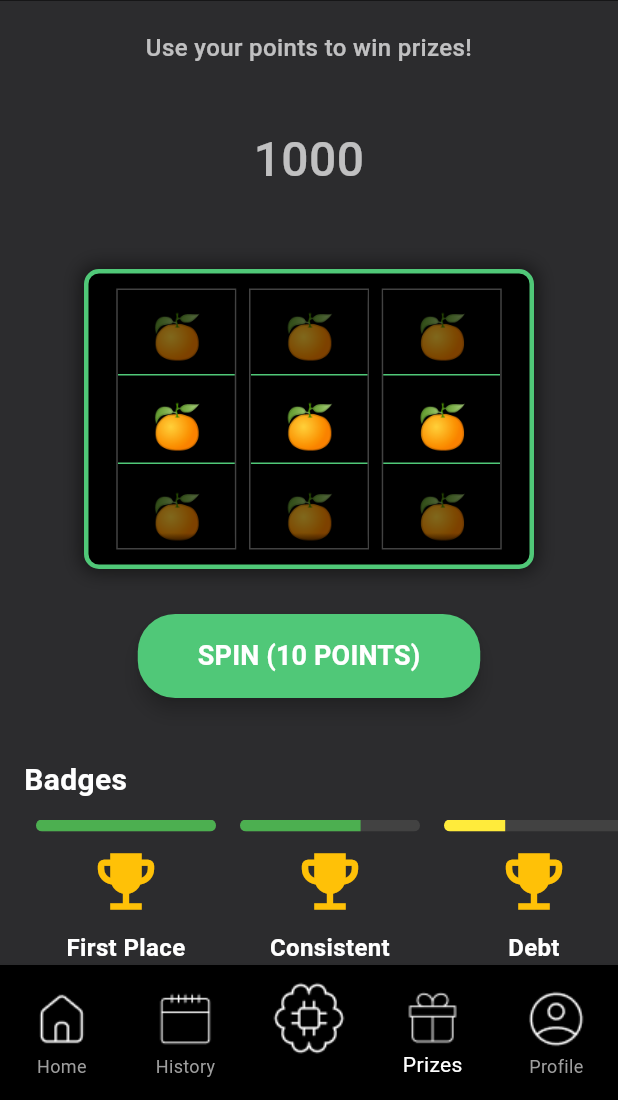
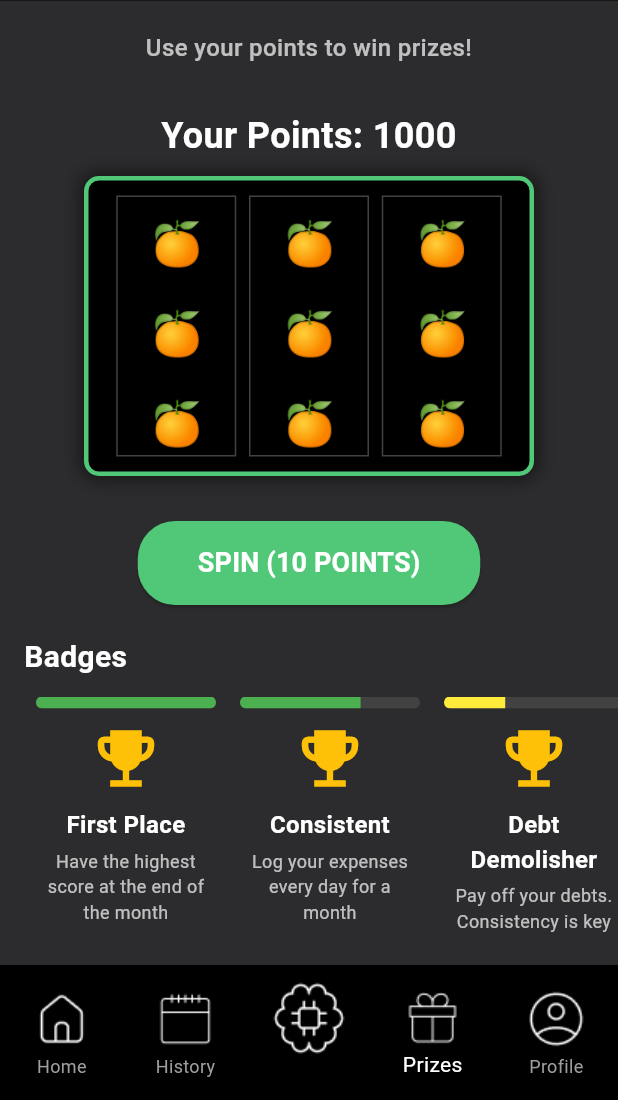
Before and after one commit to petrg01/UNIHACK-TECHNIK, a Flutter app: the screen it shows after launch, item 4 of the bottom bar chosen, on a phone screen of 412 x 824 dp, the part 136-1236 px from its top. Run offline on Flutter 3.47's test engine with Material 3 defaults, Android fonts, the phone set to English and light mode, and no system bars; our stand-ins replace auto_size_text, fl_chart, flutter_dotenv, image_picker, shared_preferences, smooth_page_indicator and 1 more; accounts and stored records are empty.

Commit message:
fixed slot machine

```diff
--- a/lib/screens/prize_draw_screen.dart
+++ b/lib/screens/prize_draw_screen.dart
@@ -100,18 +100,6 @@ Widget build(BuildContext context) {
                         textAlign: TextAlign.center,
                       ),
                     ),
-                  Padding(
-                    padding: EdgeInsets.symmetric(horizontal: 16, vertical: 20),
-                    child: Text(
-                      "${points}",
-                      style: TextStyle(
-                        color: Colors.white70,
-                        fontSize: 32,
-                        fontWeight: FontWeight.w500,
-                      ),
-                      textAlign: TextAlign.center,
-                    ),
-                  ),
                     SlotMachineWidget(
                       onWin: _handleWin,
                     ),
@@ -157,5 +145,4 @@ Widget build(BuildContext context) {
       ),
     );
   }
-
 }
--- a/lib/widgets/slot_machine_widget.dart
+++ b/lib/widgets/slot_machine_widget.dart
@@ -1,13 +1,10 @@
 import 'package:flutter/material.dart';
 import '../globals.dart';
-import 'dart:async';
 import 'dart:math';
-
-import 'package:technik/widgets/header_widget.dart';
 
 class SlotMachineWidget extends StatefulWidget {
   final Function(int) onWin;
-  // initialCredits parameter is no longer used since we rely on global points.
+
   const SlotMachineWidget({
     Key? key,
     required this.onWin,
@@ -21,20 +18,14 @@ class _SlotMachineWidgetState extends State<SlotMachineWidget> with TickerProvid
   final List<String> symbols = ['🍒', '🍋', '🍊', '🍇', '🔔', '💎', '7️⃣'];
   final int reelCount = 3;
 
-  // For smooth spinning animation
   List<List<String>> reelStrips = [];
   List<ScrollController> scrollControllers = [];
   List<AnimationController> animControllers = [];
-  List<Animation<double>> animations = [];
-
-  // Final landing positions for each reel
   List<List<int>> finalSymbolIndices = [];
 
   bool isSpinning = false;
-
-  // Constants for animation
   final double symbolHeight = 60.0;
-  final int symbolsPerReel = 20; // Virtual strip length
+  final int symbolsPerReel = 20;
 
   @override
   void initState() {
@@ -43,7 +34,6 @@ class _SlotMachineWidgetState extends State<SlotMachineWidget> with TickerProvid
   }
 
   void _initializeReels() {
-    // Create longer virtual strips for each reel with repeated symbols
     reelStrips = List.generate(reelCount, (_) {
       List<String> strip = [];
       for (int i = 0; i < symbolsPerReel; i++) {
@@ -52,66 +42,48 @@ class _SlotMachineWidgetState extends State<SlotMachineWidget> with TickerProvid
       return strip;
     });
 
-    // Initialize scroll controllers for each reel
     scrollControllers = List.generate(
       reelCount,
-      (_) => ScrollController(initialScrollOffset: (symbolsPerReel - 3) * symbolHeight)
+      (_) => ScrollController(initialScrollOffset: (symbolsPerReel - 3) * symbolHeight),
     );
 
-    // Initialize animation controllers with staggered durations
     animControllers = List.generate(reelCount, (index) =>
       AnimationController(
         vsync: this,
-        duration: Duration(milliseconds: 2000 + (500 * index)), // Staggered durations
+        duration: Duration(milliseconds: 2000 + (500 * index)),
       )
     );
 
-    // Set up curved animations for a realistic slot machine effect
-    animations = animControllers.map((controller) =>
-      CurvedAnimation(
-        parent: controller,
-        curve: Curves.easeInOutBack,
-      )
-    ).toList();
-
-    // Generate initial landing positions
     finalSymbolIndices = List.generate(
       reelCount,
-      (_) => List.generate(3, (_) => Random().nextInt(symbols.length))
+      (_) => List.generate(3, (_) => Random().nextInt(symbols.length)),
     );
   }
 
   void _spin() {
-    // Use global points instead of a local credits variable.
     if (points < 10 || isSpinning) return;
 
-    print(points);
-
     setState(() {
-      points -= 10; // Deduct spin cost from global points
+      points -= 10;
       isSpinning = true;
     });
 
-    // Determine the final symbols for each reel
     List<List<int>> newFinalIndices = List.generate(
       reelCount,
-      (_) => List.generate(3, (_) => Random().nextInt(symbols.length))
+      (_) => List.generate(3, (_) => Random().nextInt(symbols.length)),
     );
 
-    // Update the reel strips to ensure our final symbols will be visible
     for (int i = 0; i < reelCount; i++) {
       for (int j = 0; j < 3; j++) {
         reelStrips[i][j] = symbols[newFinalIndices[i][j]];
       }
     }
 
-    // Reset animations and scroll positions
     for (int i = 0; i < reelCount; i++) {
       animControllers[i].reset();
       scrollControllers[i].jumpTo((symbolsPerReel - 3) * symbolHeight);
     }
 
-    // Start animations with staggered delays
     for (int i = 0; i < reelCount; i++) {
       final controller = animControllers[i];
       final scrollController = scrollControllers[i];
@@ -127,7 +99,6 @@ class _SlotMachineWidgetState extends State<SlotMachineWidget> with TickerProvid
           }
         });
 
-        // Update scroll position as the animation runs.
         controller.addListener(() {
           double maxScroll = (symbolsPerReel - 3) * symbolHeight;
           double scrollPosition = maxScroll * (1 - controller.value);
@@ -138,10 +109,9 @@ class _SlotMachineWidgetState extends State<SlotMachineWidget> with TickerProvid
   }
 
   void _checkWin() {
-    // Get symbols at the payline (middle position)
     List<String> paylineSymbols = List.generate(
       reelCount,
-      (i) => symbols[finalSymbolIndices[i][1]]
+      (i) => symbols[finalSymbolIndices[i][1]],
     );
 
     if (paylineSymbols.every((symbol) => symbol == paylineSymbols[0])) {
@@ -154,21 +124,9 @@ class _SlotMachineWidgetState extends State<SlotMachineWidget> with TickerProvid
     } else if (paylineSymbols.where((symbol) => symbol == '💎').length >= 2) {
       _awardWin(30);
       _showWinDialog("Nice! Two or more diamonds!", 30);
-    } else {
-      bool hasPair = false;
-      for (int i = 0; i < paylineSymbols.length - 1; i++) {
-        for (int j = i + 1; j < paylineSymbols.length; j++) {
-          if (paylineSymbols[i] == paylineSymbols[j]) {
-            hasPair = true;
-            break;
-          }
-        }
-      }
-
-      if (hasPair) {
-        _awardWin(15);
-        _showWinDialog("You got a pair!", 15);
-      }
+    } else if (paylineSymbols.toSet().length < paylineSymbols.length) {
+      _awardWin(15);
+      _showWinDialog("You got a pair!", 15);
     }
   }
 
@@ -187,7 +145,7 @@ class _SlotMachineWidgetState extends State<SlotMachineWidget> with TickerProvid
 
   void _awardWin(int amount) {
     setState(() {
-      points += amount; // Add win amount to global points
+      points += amount;
     });
     widget.onWin(amount);
   }
@@ -204,7 +162,7 @@ class _SlotMachineWidgetState extends State<SlotMachineWidget> with TickerProvid
             children: [
               Text(message, style: TextStyle(color: Colors.white)),
               SizedBox(height: 10),
-              Text("$amount credits", style: TextStyle(fontSize: 24, fontWeight: FontWeight.bold, color: Colors.white)),
+              Text("$amount points", style: TextStyle(fontSize: 24, fontWeight: FontWeight.bold, color: Colors.white)),
             ],
           ),
           actions: [
@@ -229,63 +187,6 @@ class _SlotMachineWidgetState extends State<SlotMachineWidget> with TickerProvid
       controller.dispose();
     }
     super.dispose();
-  }
-
-  @override
-  Widget build(BuildContext context) {
-    return Container(
-      width: double.infinity,
-      color: Color(0xFF2c2c2e),
-      child: Column(
-        mainAxisAlignment: MainAxisAlignment.center,
-        children: [
-          SizedBox(height: 30),
-          // Slot machine body
-          Container(
-            height: 200,
-            width: 300,
-            decoration: BoxDecoration(
-              color: Colors.black,
-              borderRadius: BorderRadius.circular(10),
-              border: Border.all(color: Color(0xFF50c878), width: 3),
-              boxShadow: [
-                BoxShadow(
-                  color: Colors.black54,
-                  blurRadius: 10,
-                  spreadRadius: 2,
-                )
-              ],
-            ),
-            padding: EdgeInsets.all(10),
-            child: Row(
-              mainAxisAlignment: MainAxisAlignment.spaceEvenly,
-              children: List.generate(reelCount, (reelIndex) {
-                return _buildReel(reelIndex);
-              }),
-            ),
-          ),
-          SizedBox(height: 30),
-          // Spin button
-          ElevatedButton(
-            onPressed: isSpinning ? null : _spin,
-            style: ElevatedButton.styleFrom(
-              backgroundColor: Color(0xFF50c878),
-              padding: EdgeInsets.symmetric(horizontal: 40, vertical: 15),
-              shape: RoundedRectangleBorder(
-                borderRadius: BorderRadius.circular(25),
-              ),
-              disabledBackgroundColor: Colors.grey,
-              elevation: 5,
-            ),
-            child: Text(
-              isSpinning ? "SPINNING..." : "SPIN (10 POINTS)",
-              style: TextStyle(fontSize: 18, fontWeight: FontWeight.bold, color: Colors.white),
-            ),
-          ),
-          SizedBox(height: 20),
-        ],
-      ),
-    );
   }
 
   Widget _buildReel(int reelIndex) {
@@ -314,59 +215,60 @@ class _SlotMachineWidgetState extends State<SlotMachineWidget> with TickerProvid
                 );
               },
             ),
-            Positioned.fill(
-              child: IgnorePointer(
-                child: Column(
-                  children: [
-                    Expanded(child: Container(color: Colors.black.withOpacity(0.5))),
-                    Container(
-                      height: symbolHeight,
-                      decoration: BoxDecoration(
-                        color: Colors.transparent,
-                        border: Border(
-                          top: BorderSide(color: Color(0xFF50c878), width: 1),
-                          bottom: BorderSide(color: Color(0xFF50c878), width: 1),
-                        ),
-                      ),
-                    ),
-                    Expanded(child: Container(color: Colors.black.withOpacity(0.5))),
-                  ],
-                ),
-              ),
-            ),
-            Positioned(
-              top: 0,
-              left: 0,
-              right: 0,
-              height: 10,
-              child: Container(
-                decoration: BoxDecoration(
-                  gradient: LinearGradient(
-                    begin: Alignment.topCenter,
-                    end: Alignment.bottomCenter,
-                    colors: [Colors.black, Colors.transparent],
-                  ),
-                ),
-              ),
-            ),
-            Positioned(
-              bottom: 0,
-              left: 0,
-              right: 0,
-              height: 10,
-              child: Container(
-                decoration: BoxDecoration(
-                  gradient: LinearGradient(
-                    begin: Alignment.bottomCenter,
-                    end: Alignment.topCenter,
-                    colors: [Colors.black, Colors.transparent],
-                  ),
-                ),
-              ),
-            ),
           ],
         ),
       ),
     );
   }
+
+  @override
+  Widget build(BuildContext context) {
+    return Column(
+      children: [
+        Padding(
+          padding: EdgeInsets.symmetric(horizontal: 16, vertical: 10),
+          child: Text(
+            "Your Points: $points",
+            style: TextStyle(
+              color: Colors.white,
+              fontSize: 24,
+              fontWeight: FontWeight.bold,
+            ),
+            textAlign: TextAlign.center,
+          ),
+        ),
+        Stack(
+          children: [
+            Container(
+              height: 200,
+              width: 300,
+              decoration: BoxDecoration(
+                color: Colors.black,
+                borderRadius: BorderRadius.circular(10),
+                border: Border.all(color: Color(0xFF50c878), width: 3),
+                boxShadow: [BoxShadow(color: Colors.black54, blurRadius: 10, spreadRadius: 2)],
+              ),
+              padding: EdgeInsets.all(10),
+              child: Row(
+                mainAxisAlignment: MainAxisAlignment.spaceEvenly,
+                children: List.generate(reelCount, (reelIndex) {
+                  return _buildReel(reelIndex);
+                }),
+              ),
+            ),
+          ],
+        ),
+        SizedBox(height: 30),
+        ElevatedButton(
+          onPressed: isSpinning ? null : _spin,
+          style: ElevatedButton.styleFrom(
+            backgroundColor: Color(0xFF50c878),
+            padding: EdgeInsets.symmetric(horizontal: 40, vertical: 15),
+            shape: RoundedRectangleBorder(borderRadius: BorderRadius.circular(25)),
+          ),
+          child: Text("SPIN (10 POINTS)", style: TextStyle(fontSize: 18, fontWeight: FontWeight.bold, color: Colors.white)),
+        ),
+      ],
+    );
+  }
 }
```
Lines whose indentation alone changed are shown as unchanged.
